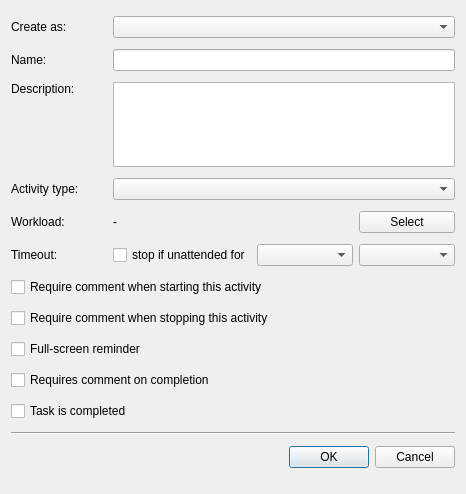
The window that Srt.QT/tt3-gui/CreatePublicTaskDialog.ui (akapustiatyahoocouk/TimeTracker3) describes before a commit, drawn with Qt 5.
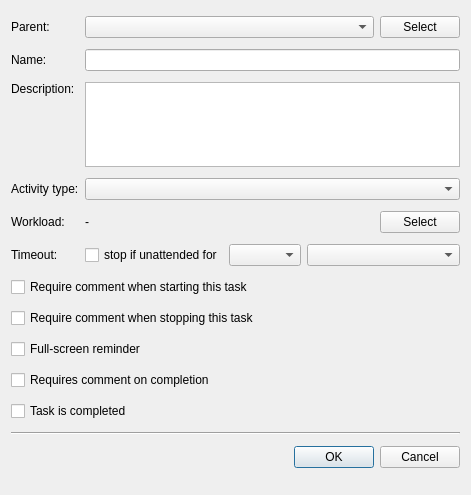
The same window after the commit. Icons and pictures are not drawn.

Diff of the .ui file:
```diff
--- a/Srt.QT/tt3-gui/CreatePublicTaskDialog.ui
+++ b/Srt.QT/tt3-gui/CreatePublicTaskDialog.ui
@@ -6,8 +6,8 @@
    <rect>
     <x>0</x>
     <y>0</y>
-    <width>466</width>
-    <height>494</height>
+    <width>471</width>
+    <height>495</height>
    </rect>
   </property>
   <property name="windowTitle">
@@ -18,50 +18,24 @@
     <normaloff>:/tt3-gui/Resources/Images/Actions/CreatePublicTaskLarge.png</normaloff>:/tt3-gui/Resources/Images/Actions/CreatePublicTaskLarge.png</iconset>
   </property>
   <layout class="QGridLayout" name="gridLayout">
-   <item row="2" column="1" colspan="3">
-    <widget class="QTextEdit" name="descriptionTextEdit">
-     <property name="sizePolicy">
-      <sizepolicy hsizetype="Expanding" vsizetype="Fixed">
-       <horstretch>0</horstretch>
-       <verstretch>0</verstretch>
-      </sizepolicy>
-     </property>
-     <property name="maximumSize">
-      <size>
-       <width>16777215</width>
-       <height>85</height>
-      </size>
-     </property>
-     <property name="acceptRichText">
-      <bool>false</bool>
+   <item row="0" column="0">
+    <widget class="QLabel" name="parentTaskLabel">
+     <property name="text">
+      <string>Parent:</string>
      </property>
     </widget>
    </item>
-   <item row="4" column="3">
-    <widget class="QPushButton" name="selectWorkloadPushButton">
+   <item row="0" column="1" colspan="3">
+    <widget class="QComboBox" name="parentTaskComboBox"/>
+   </item>
+   <item row="0" column="4">
+    <widget class="QPushButton" name="selectParentTaskPushButton">
      <property name="text">
       <string>Select</string>
      </property>
      <property name="icon">
       <iconset resource="tt3-gui.qrc">
-       <normaloff>:/tt3-gui/Resources/Images/Actions/ViewWorkStreamSmall.png</normaloff>:/tt3-gui/Resources/Images/Actions/ViewWorkStreamSmall.png</iconset>
-     </property>
-    </widget>
-   </item>
-   <item row="2" column="0">
-    <widget class="QLabel" name="descriptionLabel">
-     <property name="text">
-      <string>Description:</string>
-     </property>
-     <property name="alignment">
-      <set>Qt::AlignmentFlag::AlignLeading|Qt::AlignmentFlag::AlignLeft|Qt::AlignmentFlag::AlignTop</set>
-     </property>
-    </widget>
-   </item>
-   <item row="11" column="0" colspan="4">
-    <widget class="Line" name="line">
-     <property name="orientation">
-      <enum>Qt::Orientation::Horizontal</enum>
+       <normaloff>:/tt3-gui/Resources/Images/Actions/ViewPublicTaskSmall.png</normaloff>:/tt3-gui/Resources/Images/Actions/ViewPublicTaskSmall.png</iconset>
      </property>
     </widget>
    </item>
@@ -72,6 +46,9 @@
      </property>
     </widget>
    </item>
+   <item row="1" column="1" colspan="4">
+    <widget class="QLineEdit" name="displayNameLineEdit"/>
+   </item>
    <item row="3" column="0">
     <widget class="QLabel" name="activityTypeLabel">
      <property name="text">
@@ -79,26 +56,20 @@
      </property>
     </widget>
    </item>
-   <item row="5" column="2">
-    <widget class="QComboBox" name="hoursComboBox"/>
-   </item>
-   <item row="7" column="0" colspan="4">
-    <widget class="QCheckBox" name="requireCommentOnStopCheckBox">
+   <item row="4" column="0">
+    <widget class="QLabel" name="workloadLabel">
      <property name="text">
-      <string>Require comment when stopping this activity</string>
+      <string>Workload:</string>
      </property>
     </widget>
    </item>
-   <item row="9" column="0" colspan="4">
-    <widget class="QCheckBox" name="requiresCommentOnCompletionCeckBox">
+   <item row="5" column="0">
+    <widget class="QLabel" name="timeoutLabel">
      <property name="text">
-      <string>Requires comment on completion</string>
+      <string>Timeout:</string>
      </property>
     </widget>
    </item>
-   <item row="3" column="1" colspan="3">
-    <widget class="QComboBox" name="activityTypeComboBox"/>
-   </item>
    <item row="5" column="1">
     <widget class="QCheckBox" name="timeoutCheckBox">
      <property name="text">
@@ -106,47 +77,20 @@
      </property>
     </widget>
    </item>
-   <item row="6" column="0" colspan="4">
-    <widget class="QCheckBox" name="requireCommentOnStartCheckBox">
-     <property name="text">
-      <string>Require comment when starting this activity</string>
-     </property>
-    </widget>
+   <item row="5" column="2">
+    <widget class="QComboBox" name="hoursComboBox"/>
    </item>
-   <item row="5" column="3">
+   <item row="5" column="3" colspan="2">
     <widget class="QComboBox" name="minutesComboBox"/>
    </item>
-   <item row="5" column="0">
-    <widget class="QLabel" name="timeoutLabel">
-     <property name="text">
-      <string>Timeout:</string>
+   <item row="11" column="0" colspan="5">
+    <widget class="Line" name="line">
+     <property name="orientation">
+      <enum>Qt::Orientation::Horizontal</enum>
      </property>
     </widget>
    </item>
-   <item row="1" column="1" colspan="3">
-    <widget class="QLineEdit" name="displayNameLineEdit"/>
-   </item>
-   <item row="4" column="1" colspan="2">
-    <widget class="QLabel" name="workloadValueLabel">
-     <property name="text">
-      <string>-</string>
-     </property>
-     <property name="wordWrap">
-      <bool>true</bool>
-     </property>
-    </widget>
-   </item>
-   <item row="8" column="0" colspan="4">
-    <widget class="QCheckBox" name="fullScreenReminderCheckBox">
-     <property name="text">
-      <string>Full-screen reminder</string>
-     </property>
-    </widget>
-   </item>
-   <item row="0" column="1" colspan="3">
-    <widget class="QComboBox" name="parentTaskComboBox"/>
-   </item>
-   <item row="12" column="0" colspan="4">
+   <item row="12" column="0" colspan="5">
     <widget class="QDialogButtonBox" name="buttonBox">
      <property name="orientation">
       <enum>Qt::Orientation::Horizontal</enum>
@@ -156,27 +100,91 @@
      </property>
     </widget>
    </item>
-   <item row="4" column="0">
-    <widget class="QLabel" name="workloadLabel">
-     <property name="text">
-      <string>Workload:</string>
-     </property>
-    </widget>
-   </item>
-   <item row="0" column="0">
-    <widget class="QLabel" name="parentTaskLabel">
-     <property name="text">
-      <string>Create as:</string>
-     </property>
-    </widget>
-   </item>
-   <item row="10" column="0" colspan="4">
+   <item row="10" column="0" colspan="5">
     <widget class="QCheckBox" name="completedCheckBox">
      <property name="text">
       <string>Task is completed</string>
      </property>
     </widget>
    </item>
+   <item row="9" column="0" colspan="5">
+    <widget class="QCheckBox" name="requiresCommentOnCompletionCeckBox">
+     <property name="text">
+      <string>Requires comment on completion</string>
+     </property>
+    </widget>
+   </item>
+   <item row="8" column="0" colspan="5">
+    <widget class="QCheckBox" name="fullScreenReminderCheckBox">
+     <property name="text">
+      <string>Full-screen reminder</string>
+     </property>
+    </widget>
+   </item>
+   <item row="7" column="0" colspan="5">
+    <widget class="QCheckBox" name="requireCommentOnStopCheckBox">
+     <property name="text">
+      <string>Require comment when stopping this task</string>
+     </property>
+    </widget>
+   </item>
+   <item row="6" column="0" colspan="5">
+    <widget class="QCheckBox" name="requireCommentOnStartCheckBox">
+     <property name="text">
+      <string>Require comment when starting this task</string>
+     </property>
+    </widget>
+   </item>
+   <item row="3" column="1" colspan="4">
+    <widget class="QComboBox" name="activityTypeComboBox"/>
+   </item>
+   <item row="4" column="4">
+    <widget class="QPushButton" name="selectWorkloadPushButton">
+     <property name="text">
+      <string>Select</string>
+     </property>
+     <property name="icon">
+      <iconset resource="tt3-gui.qrc">
+       <normaloff>:/tt3-gui/Resources/Images/Actions/ViewWorkStreamSmall.png</normaloff>:/tt3-gui/Resources/Images/Actions/ViewWorkStreamSmall.png</iconset>
+     </property>
+    </widget>
+   </item>
+   <item row="4" column="1" colspan="3">
+    <widget class="QLabel" name="workloadValueLabel">
+     <property name="text">
+      <string>-</string>
+     </property>
+     <property name="wordWrap">
+      <bool>true</bool>
+     </property>
+    </widget>
+   </item>
+   <item row="2" column="0">
+    <widget class="QLabel" name="descriptionLabel">
+     <property name="text">
+      <string>Description:</string>
+     </property>
+     <property name="alignment">
+      <set>Qt::AlignmentFlag::AlignLeading|Qt::AlignmentFlag::AlignLeft|Qt::AlignmentFlag::AlignTop</set>
+     </property>
+    </widget>
+   </item>
+   <item row="2" column="1" colspan="4">
+    <widget class="QPlainTextEdit" name="descriptionPlainTextEdit">
+     <property name="sizePolicy">
+      <sizepolicy hsizetype="Expanding" vsizetype="Fixed">
+       <horstretch>0</horstretch>
+       <verstretch>0</verstretch>
+      </sizepolicy>
+     </property>
+     <property name="maximumSize">
+      <size>
+       <width>16777215</width>
+       <height>85</height>
+      </size>
+     </property>
+    </widget>
+   </item>
   </layout>
  </widget>
  <tabstops>
```
Left out of the diff: 56 changed lines with no effect on the pictures.
